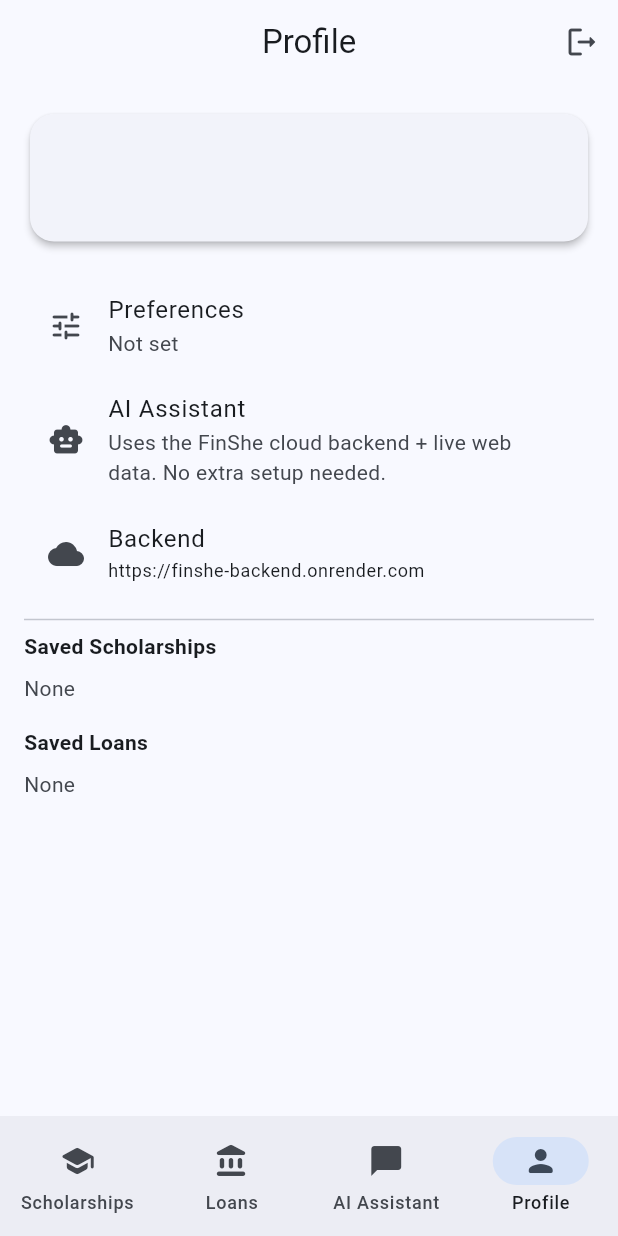
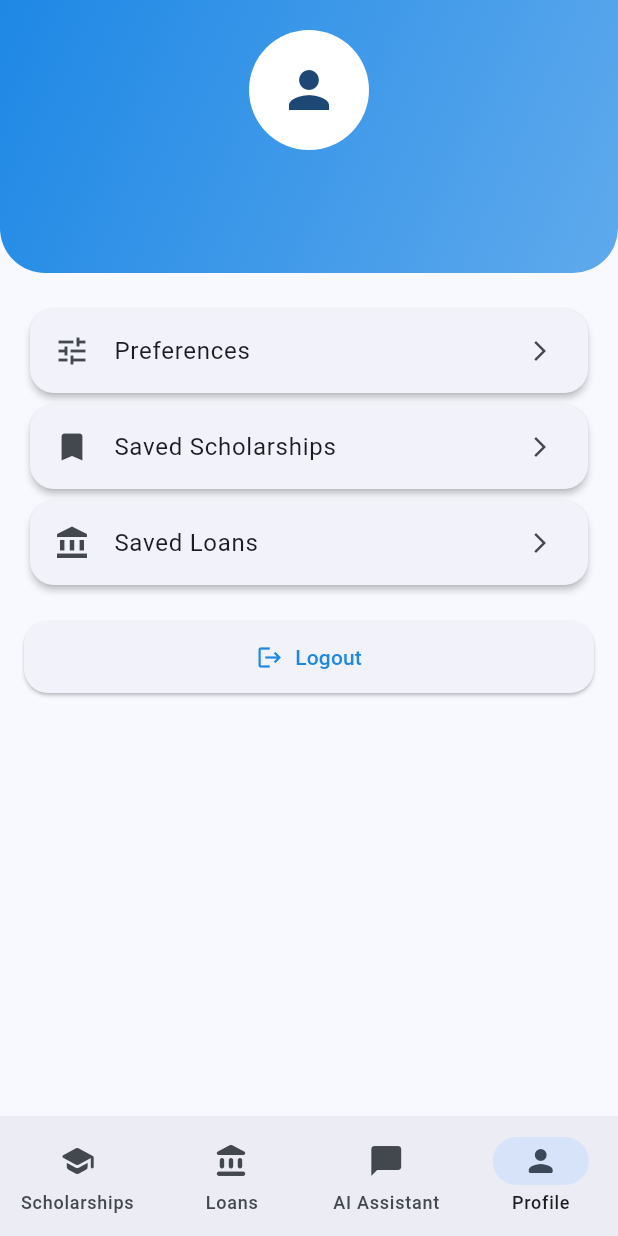
Before and after one commit to dineshkumarpanda408-arch/finshe-backend, a Flutter app: the screen it shows once a user with an empty profile is signed in, item 4 of the bottom bar chosen, on a phone screen of 412 x 824 dp. Run offline on Flutter 3.47's test engine with Material 3 defaults, Android fonts, the light colour scheme and no system bars; our stand-ins replace cloud_firestore, firebase_auth, firebase_core, flutter_local_notifications, flutter_markdown, google_sign_in and 1 more; accounts and stored records are empty.

Commit message:
profile tab ui

```diff
--- a/lib/screens/profile_screen.dart
+++ b/lib/screens/profile_screen.dart
@@ -1,252 +1,115 @@
-import 'package:flutter/material.dart';
-import 'package:provider/provider.dart';
-import '../config/backend_config.dart';
-import '../providers/app_provider.dart';
-import '../models/user_model.dart';
-import '../models/scholarship_model.dart';
-import '../models/loan_model.dart';
-import '../services/firestore_service.dart';
+import 'package:flutter/material.dart'; import 'package:provider/provider.dart'; import '../providers/app_provider.dart'; import '../models/user_model.dart';
 
-class ProfileScreen extends StatelessWidget {
-  const ProfileScreen({super.key});
+class ProfileScreen extends StatelessWidget { const ProfileScreen({super.key});
 
-  @override
-  Widget build(BuildContext context) {
-    final app = context.watch<AppProvider>();
-    final user = app.currentUser;
+@override Widget build(BuildContext context) { final app = context.watch<AppProvider>(); final user = app.currentUser;
+
 if (user == null) {
   return const Scaffold(body: Center(child: Text('Not signed in')));
 }
+
+final theme = Theme.of(context);
+
 return Scaffold(
-      appBar: AppBar(
-        title: const Text('Profile'),
-        actions: [
-          IconButton(
-            icon: const Icon(Icons.logout_rounded),
-            onPressed: () async {
-              final confirm = await showDialog<bool>(
-                context: context,
-                builder: (ctx) => AlertDialog(
-                  title: const Text('Sign out'),
-                  content: const Text('Are you sure you want to sign out?'),
-                  actions: [
-                    TextButton(onPressed: () => Navigator.pop(ctx, false), child: const Text('Cancel')),
-                    FilledButton(onPressed: () => Navigator.pop(ctx, true), child: const Text('Sign out')),
+  body: SafeArea(
+    child: Column(
+      children: [
+        // 🔥 Top Profile Header
+        Container(
+          width: double.infinity,
+          padding: const EdgeInsets.all(20),
+          decoration: BoxDecoration(
+            gradient: LinearGradient(
+              colors: [
+                theme.colorScheme.primary,
+                theme.colorScheme.primary.withOpacity(0.7),
               ],
+              begin: Alignment.topLeft,
+              end: Alignment.bottomRight,
             ),
-              );
-              if (confirm == true && context.mounted) await app.signOut();
-            },
+            borderRadius: const BorderRadius.only(
+              bottomLeft: Radius.circular(30),
+              bottomRight: Radius.circular(30),
             ),
-        ],
           ),
-      body: ListView(
-        padding: const EdgeInsets.all(16),
+          child: Column(
             children: [
-          Card(
-            child: Padding(
-              padding: const EdgeInsets.all(16),
-              child: Column(
-                crossAxisAlignment: CrossAxisAlignment.start,
-                children: [
-                  Text(user.name, style: Theme.of(context).textTheme.titleLarge),
-                  const SizedBox(height: 4),
-                  Text(user.email, style: Theme.of(context).textTheme.bodyMedium?.copyWith(color: Theme.of(context).colorScheme.onSurfaceVariant)),
-                  if (user.role == 'admin') Padding(
-                    padding: const EdgeInsets.only(top: 8),
-                    child: Chip(label: const Text('Admin'), backgroundColor: Theme.of(context).colorScheme.primaryContainer),
+              const CircleAvatar(
+                radius: 40,
+                backgroundColor: Colors.white,
+                child: Icon(Icons.person, size: 40),
+              ),
+              const SizedBox(height: 12),
+              Text(
+                user.name,
+                style: const TextStyle(
+                  fontSize: 20,
+                  fontWeight: FontWeight.bold,
+                  color: Colors.white,
+                ),
+              ),
+              Text(
+                user.email,
+                style: const TextStyle(color: Colors.white70),
               ),
             ],
           ),
         ),
-          ),
-          const SizedBox(height: 16),
-          ListTile(
-            leading: const Icon(Icons.tune_rounded),
-            title: const Text('Preferences'),
-            subtitle: Text(_prefsSummary(user.preferences)),
-            onTap: () => _editPreferences(context, app, user),
-          ),
-          ListTile(
-            leading: const Icon(Icons.smart_toy_rounded),
-            title: const Text('AI Assistant'),
-            subtitle: const Text('Uses the FinShe cloud backend + live web data. No extra setup needed.'),
+
+        const SizedBox(height: 20),
+
+        // 🔥 Options Section
+        Expanded(
+          child: ListView(
+            padding: const EdgeInsets.symmetric(horizontal: 16),
+            children: [
+              _tile(
+                context,
+                icon: Icons.tune,
+                title: 'Preferences',
                 onTap: () {
-              ScaffoldMessenger.of(context).showSnackBar(
-                const SnackBar(
-                  content: Text('AI is already enabled via the FinShe backend.'),
-                ),
-              );
+                  // handle preferences
                 },
               ),
-          ListTile(
-            leading: const Icon(Icons.cloud_rounded),
-            title: const Text('Backend'),
-            subtitle: Text(
-              BackendConfig.baseUrl,
-              maxLines: 1,
-              overflow: TextOverflow.ellipsis,
-              style: Theme.of(context).textTheme.bodySmall,
+
+              _tile(
+                context,
+                icon: Icons.bookmark,
+                title: 'Saved Scholarships',
+                onTap: () {},
+              ),
+
+              _tile(
+                context,
+                icon: Icons.account_balance,
+                title: 'Saved Loans',
+                onTap: () {},
+              ),
+
+              const SizedBox(height: 20),
+
+              // 🔴 Logout Button
+              ElevatedButton.icon(
+                style: ElevatedButton.styleFrom(
+                  padding: const EdgeInsets.symmetric(vertical: 14),
+                  shape: RoundedRectangleBorder(
+                    borderRadius: BorderRadius.circular(16),
                   ),
                 ),
-          const Divider(),
-          const Text('Saved Scholarships', style: TextStyle(fontWeight: FontWeight.bold)),
-          const SizedBox(height: 8),
-          _SavedScholarshipsList(uid: user.uid, savedIds: user.savedScholarships),
-          const SizedBox(height: 16),
-          const Text('Saved Loans', style: TextStyle(fontWeight: FontWeight.bold)),
-          const SizedBox(height: 8),
-          _SavedLoansList(uid: user.uid, savedIds: user.savedLoans),
-        ],
+                onPressed: () async {
+                  await app.signOut();
+                },
+                icon: const Icon(Icons.logout),
+                label: const Text('Logout'),
               ),
-    );
-  }
-
-  String _prefsSummary(UserPreferences? p) {
-    if (p == null) return 'Not set';
-    final parts = <String>[];
-    if (p.country != null && p.country!.isNotEmpty) parts.add(p.country!);
-    if (p.degree != null && p.degree!.isNotEmpty) parts.add(p.degree!);
-    if (p.fieldOfStudy != null && p.fieldOfStudy!.isNotEmpty) parts.add(p.fieldOfStudy!);
-    return parts.isEmpty ? 'Not set' : parts.join(' · ');
-  }
-
-  // OpenAI key UI is no longer needed because AI now goes through the FinShe backend.
-
-  Future<void> _editPreferences(BuildContext context, AppProvider app, UserModel user) async {
-    await showDialog(
-      context: context,
-      builder: (ctx) => _PreferencesDialog(
-        initial: user.preferences,
-        onSave: (prefs) {
-          app.updatePreferences(prefs);
-          Navigator.pop(ctx);
-        },
-      ),
-    );
-  }
-}
-
-class _PreferencesDialog extends StatefulWidget {
-  final UserPreferences? initial;
-  final void Function(UserPreferences) onSave;
-
-  const _PreferencesDialog({this.initial, required this.onSave});
-
-  @override
-  State<_PreferencesDialog> createState() => _PreferencesDialogState();
-}
-
-class _PreferencesDialogState extends State<_PreferencesDialog> {
-  late final TextEditingController _countryController;
-  late final TextEditingController _degreeController;
-  late final TextEditingController _fieldController;
-
-  @override
-  void initState() {
-    super.initState();
-    _countryController = TextEditingController(text: widget.initial?.country ?? '');
-    _degreeController = TextEditingController(text: widget.initial?.degree ?? '');
-    _fieldController = TextEditingController(text: widget.initial?.fieldOfStudy ?? '');
-  }
-
-  @override
-  void dispose() {
-    _countryController.dispose();
-    _degreeController.dispose();
-    _fieldController.dispose();
-    super.dispose();
-  }
-
-  @override
-  Widget build(BuildContext context) {
-    return AlertDialog(
-      title: const Text('Edit preferences'),
-      content: SingleChildScrollView(
-        child: Column(
-          mainAxisSize: MainAxisSize.min,
-          children: [
-            TextField(decoration: const InputDecoration(labelText: 'Country'), controller: _countryController),
-            TextField(decoration: const InputDecoration(labelText: 'Degree (e.g. Undergraduate, Masters)'), controller: _degreeController),
-            TextField(decoration: const InputDecoration(labelText: 'Field of study'), controller: _fieldController),
             ],
           ),
         ),
-      actions: [
-        TextButton(onPressed: () => Navigator.pop(context), child: const Text('Cancel')),
-        FilledButton(
-          onPressed: () {
-            widget.onSave(UserPreferences(
-              country: _countryController.text.trim().isEmpty ? null : _countryController.text.trim(),
-              degree: _degreeController.text.trim().isEmpty ? null : _degreeController.text.trim(),
-              fieldOfStudy: _fieldController.text.trim().isEmpty ? null : _fieldController.text.trim(),
-            ));
-          },
-          child: const Text('Save'),
+      ],
     ),
-      ],
+  ),
 );
-  }
+
 }
 
-class _SavedScholarshipsList extends StatelessWidget {
-  final String uid;
-  final List<String> savedIds;
-
-  const _SavedScholarshipsList({required this.uid, required this.savedIds});
-
-  @override
-  Widget build(BuildContext context) {
-    if (savedIds.isEmpty) {
-      return Text('None', style: Theme.of(context).textTheme.bodyMedium?.copyWith(color: Theme.of(context).colorScheme.onSurfaceVariant));
-    }
-    return StreamBuilder<List<ScholarshipModel>>(
-      stream: FirestoreService().getScholarshipsStream(),
-      builder: (context, snapshot) {
-        if (!snapshot.hasData) return const SizedBox.shrink();
-        final all = snapshot.data!;
-        final saved = all.where((s) => savedIds.contains(s.id)).toList();
-        if (saved.isEmpty) return const Text('None');
-        return Column(
-          crossAxisAlignment: CrossAxisAlignment.start,
-          children: saved.map((s) => ListTile(
-            dense: true,
-            title: Text(s.name),
-            subtitle: s.provider.isNotEmpty ? Text(s.provider) : null,
-          )).toList(),
-        );
-      },
-    );
-  }
-}
-
-class _SavedLoansList extends StatelessWidget {
-  final String uid;
-  final List<String> savedIds;
-
-  const _SavedLoansList({required this.uid, required this.savedIds});
-
-  @override
-  Widget build(BuildContext context) {
-    if (savedIds.isEmpty) {
-      return Text('None', style: Theme.of(context).textTheme.bodyMedium?.copyWith(color: Theme.of(context).colorScheme.onSurfaceVariant));
-    }
-    return StreamBuilder<List<LoanModel>>(
-      stream: FirestoreService().getLoansStream(),
-      builder: (context, snapshot) {
-        if (!snapshot.hasData) return const SizedBox.shrink();
-        final all = snapshot.data!;
-        final saved = all.where((l) => savedIds.contains(l.id)).toList();
-        if (saved.isEmpty) return const Text('None');
-        return Column(
-          crossAxisAlignment: CrossAxisAlignment.start,
-          children: saved.map((l) => ListTile(
-            dense: true,
-            title: Text(l.name),
-            subtitle: l.provider.isNotEmpty ? Text(l.provider) : null,
-          )).toList(),
-        );
-      },
-    );
-  }
-}
+Widget _tile(BuildContext context, {required IconData icon, required String title, required VoidCallback onTap}) { return Card( shape: RoundedRectangleBorder(borderRadius: BorderRadius.circular(16)), child: ListTile( leading: Icon(icon), title: Text(title), trailing: const Icon(Icons.arrow_forward_ios, size: 16), onTap: onTap, ), ); } }
```
Lines whose indentation alone changed are shown as unchanged.
